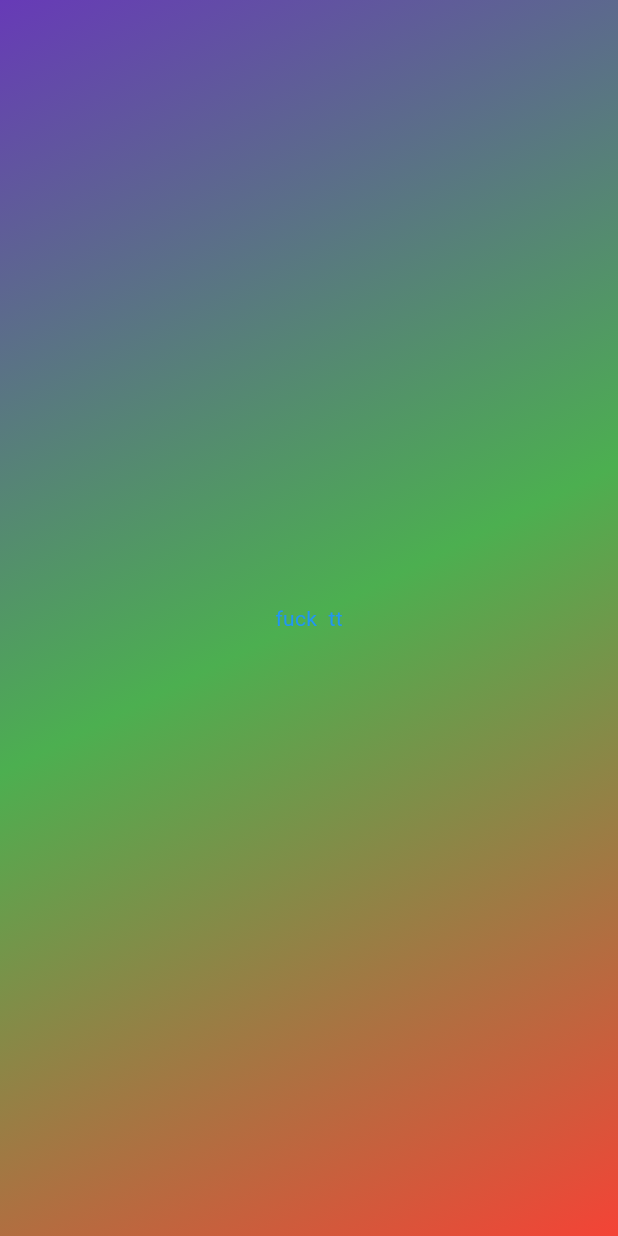
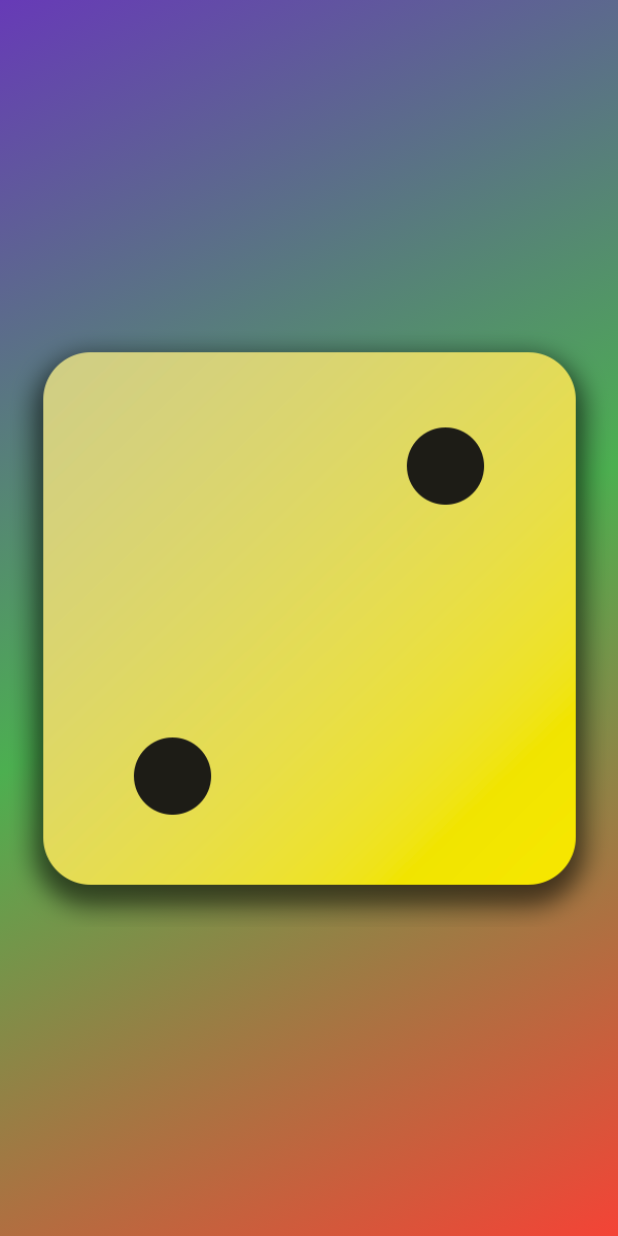
Before and after one commit to Dogcy/FirstFlutterProj, a Flutter app: the screen it shows after launch, on a phone screen of 412 x 824 dp. Run offline on Flutter 3.47's test engine with Material 3 defaults, Android fonts, the phone set to English and light mode, and no system bars.

Commit message:
骰子完成顯示

```diff
--- a/lib/gradient_underscore_container.dart
+++ b/lib/gradient_underscore_container.dart
@@ -25,7 +25,9 @@ class GradientContainer extends StatelessWidget {
           end: Alignment.bottomRight,
         ),
       ),
-      child: const Center(child: MyText1('fuck',str2: '  tt',)),
+      child: Center(
+        child: Image.asset('assets/images/dice-2.png'),
+      ),
     );
     return x;
   }
```
